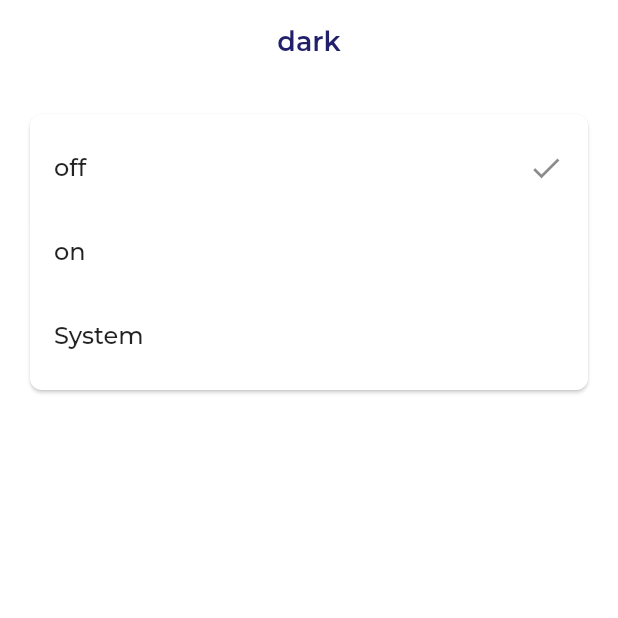
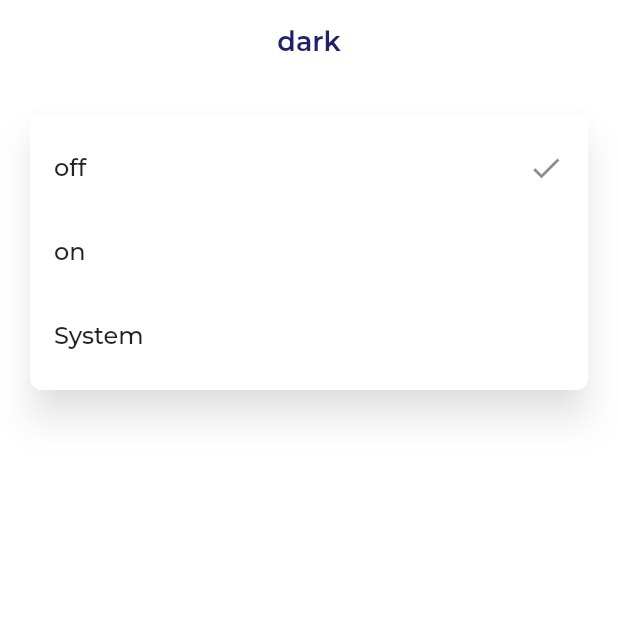
Before and after one commit to azharbinanwar/basic-project-setup, a Flutter app: the ThemePage screen opened by its route, on a phone screen of 412 x 824 dp, the top half of it. Run offline on Flutter 3.47's test engine with Material 3 defaults, Android fonts, the phone set to English and light mode, and no system bars; our stand-ins replace auto_route, cached_network_image, dropdown_button2, easy_localization, equatable, flutter_bloc and 10 more; accounts and stored records are empty; generated files the repository leaves out were written again; project files that could hold a hidden picture were left out.

Commit message:
SDK update Theme update

```diff
--- a/lib/config/theme/theme_dark.dart
+++ b/lib/config/theme/theme_dark.dart
@@ -1,10 +1,9 @@
+import 'package:basic_project_template/config/theme/app_theme.dart';
 import 'package:basic_project_template/config/theme/extensions/app_color_extension.dart';
 import 'package:basic_project_template/config/theme/typography.dart';
 import 'package:basic_project_template/core/constants/app_dimens.dart';
 import 'package:basic_project_template/gen/fonts.gen.dart';
 import 'package:flutter/material.dart' hide Typography;
-
-import 'app_theme.dart';
 
 class ThemeDark extends AppTheme {
   @override
@@ -22,6 +21,7 @@ class ThemeDark extends AppTheme {
         canvasColor: canvasColor,
         cardTheme: CardTheme(
           color: cardColor,
+          elevation: 10.0,
           shape: RoundedRectangleBorder(borderRadius: BorderRadius.circular(8.0)),
           shadowColor: shadow,
         ),
@@ -121,10 +121,10 @@ class ThemeDark extends AppTheme {
   @override
   ElevatedButtonThemeData get elevatedButtonTheme => ElevatedButtonThemeData(
         style: ButtonStyle(
-          backgroundColor: MaterialStateProperty.all<Color>(primary),
-          foregroundColor: MaterialStateProperty.all<Color>(onPrimary),
-          textStyle: MaterialStateProperty.all<TextStyle>(textTheme.titleMedium!.copyWith(fontWeight: FontWeight.w500)),
-          shape: MaterialStateProperty.all<OutlinedBorder>(
+          backgroundColor: WidgetStateProperty.all<Color>(primary),
+          foregroundColor: WidgetStateProperty.all<Color>(onPrimary),
+          textStyle: WidgetStateProperty.all<TextStyle>(textTheme.titleMedium!.copyWith(fontWeight: FontWeight.w500)),
+          shape: WidgetStateProperty.all<OutlinedBorder>(
             RoundedRectangleBorder(borderRadius: BorderRadius.circular(buttonRadius)),
           ),
         ),
@@ -133,23 +133,23 @@ class ThemeDark extends AppTheme {
   @override
   TextButtonThemeData get textButtonTheme => TextButtonThemeData(
         style: ButtonStyle(
-          foregroundColor: MaterialStateProperty.all<Color>(primary),
-          shape: MaterialStateProperty.all<OutlinedBorder>(
+          foregroundColor: WidgetStateProperty.all<Color>(primary),
+          shape: WidgetStateProperty.all<OutlinedBorder>(
             RoundedRectangleBorder(borderRadius: BorderRadius.circular(buttonRadius)),
           ),
-          textStyle: MaterialStateProperty.all<TextStyle>(textTheme.titleMedium!.copyWith(fontWeight: FontWeight.w500)),
+          textStyle: WidgetStateProperty.all<TextStyle>(textTheme.titleMedium!.copyWith(fontWeight: FontWeight.w500)),
         ),
       );
 
   @override
   OutlinedButtonThemeData get outlinedButtonTheme => OutlinedButtonThemeData(
         style: ButtonStyle(
-          foregroundColor: MaterialStateProperty.all<Color>(primary),
-          shape: MaterialStateProperty.all<OutlinedBorder>(
+          foregroundColor: WidgetStateProperty.all<Color>(primary),
+          shape: WidgetStateProperty.all<OutlinedBorder>(
             RoundedRectangleBorder(borderRadius: BorderRadius.circular(buttonRadius)),
           ),
-          side: MaterialStateProperty.all<BorderSide>(BorderSide(color: primary)),
-          textStyle: MaterialStateProperty.all<TextStyle>(textTheme.titleMedium!.copyWith(fontWeight: FontWeight.w500)),
+          side: WidgetStateProperty.all<BorderSide>(BorderSide(color: primary)),
+          textStyle: WidgetStateProperty.all<TextStyle>(textTheme.titleMedium!.copyWith(fontWeight: FontWeight.w500)),
         ),
       );
 
@@ -170,6 +170,7 @@ class ThemeDark extends AppTheme {
   @override
   InputDecorationTheme get inputDecorationTheme => InputDecorationTheme(
         iconColor: inputFieldIconColor,
+        hintStyle: textTheme.bodyMedium!.copyWith(color: inputFieldIconColor),
         contentPadding: const EdgeInsets.symmetric(vertical: 14.0, horizontal: 24.0),
         border: OutlineInputBorder(
           borderSide: BorderSide(color: inputFieldIconColor, width: 1.0),
@@ -195,24 +196,24 @@ class ThemeDark extends AppTheme {
   @override
   CheckboxThemeData get checkboxTheme => CheckboxThemeData(
         side: const BorderSide(color: Colors.grey, width: 1.0),
-        fillColor: MaterialStateProperty.resolveWith<Color>((Set<MaterialState> states) {
-          if (states.contains(MaterialState.disabled)) return Colors.grey;
+        fillColor: WidgetStateProperty.resolveWith<Color>((Set<WidgetState> states) {
+          if (states.contains(WidgetState.disabled)) return Colors.grey;
           return primary;
         }),
-        checkColor: MaterialStateProperty.resolveWith<Color>((Set<MaterialState> states) {
-          if (states.contains(MaterialState.disabled)) return Colors.grey;
+        checkColor: WidgetStateProperty.resolveWith<Color>((Set<WidgetState> states) {
+          if (states.contains(WidgetState.disabled)) return Colors.grey;
           return onPrimary;
         }),
-        overlayColor: MaterialStateProperty.resolveWith<Color>((Set<MaterialState> states) {
-          if (states.contains(MaterialState.disabled)) return Colors.grey;
+        overlayColor: WidgetStateProperty.resolveWith<Color>((Set<WidgetState> states) {
+          if (states.contains(WidgetState.disabled)) return Colors.grey;
           return primary.withOpacity(0.1);
         }),
       );
 
   @override
   ThemeExtension<ThemeExtension> get appColorExtension => AppColorExtension(
+        primaryLight: primaryLight,
         inputFieldIconColor: inputFieldIconColor,
-        primaryLight: primaryLight,
       );
 
   Color get inputFieldIconColor => const Color(0xffA1A1A1);
--- a/lib/config/theme/theme_light.dart
+++ b/lib/config/theme/theme_light.dart
@@ -1,9 +1,9 @@
-import 'package:flutter/material.dart' hide Typography;
 import 'package:basic_project_template/config/theme/app_theme.dart';
 import 'package:basic_project_template/config/theme/extensions/app_color_extension.dart';
 import 'package:basic_project_template/config/theme/typography.dart';
 import 'package:basic_project_template/core/constants/app_dimens.dart';
 import 'package:basic_project_template/gen/fonts.gen.dart';
+import 'package:flutter/material.dart' hide Typography;
 
 class ThemeLight extends AppTheme {
   @override
@@ -21,6 +21,7 @@ class ThemeLight extends AppTheme {
         canvasColor: canvasColor,
         cardTheme: CardTheme(
           color: cardColor,
+          elevation: 10.0,
           shape: RoundedRectangleBorder(borderRadius: BorderRadius.circular(8.0)),
           shadowColor: shadow,
         ),
@@ -110,7 +111,7 @@ class ThemeLight extends AppTheme {
   Color get cardColor => Colors.white;
 
   @override
-  Color get shadow => Colors.grey[300]!;
+  Color get shadow => Colors.grey.withOpacity(0.35);
 
   @override
   Color get scaffoldBackgroundColor => Colors.white;
@@ -120,36 +121,36 @@ class ThemeLight extends AppTheme {
 
   @override
   ElevatedButtonThemeData get elevatedButtonTheme => ElevatedButtonThemeData(
-        style: ButtonStyle(
-          backgroundColor: MaterialStateProperty.all<Color>(primary),
-          textStyle: MaterialStateProperty.all<TextStyle>(textTheme.titleMedium!.copyWith(fontWeight: FontWeight.w500)),
-          foregroundColor: MaterialStateProperty.all<Color>(onPrimary),
-          shape: MaterialStateProperty.all<OutlinedBorder>(
-            RoundedRectangleBorder(borderRadius: BorderRadius.circular(buttonRadius)),
-          ),
+        style: ElevatedButton.styleFrom(
+          backgroundColor: primary,
+          disabledBackgroundColor: Colors.grey,
+          disabledForegroundColor: Colors.white,
+          textStyle: textTheme.titleMedium!.copyWith(fontWeight: FontWeight.w500),
+          foregroundColor: onPrimary,
+          shape: RoundedRectangleBorder(borderRadius: BorderRadius.circular(buttonRadius)),
         ),
       );
 
   @override
   TextButtonThemeData get textButtonTheme => TextButtonThemeData(
         style: ButtonStyle(
-          foregroundColor: MaterialStateProperty.all<Color>(primary),
-          shape: MaterialStateProperty.all<OutlinedBorder>(
+          foregroundColor: WidgetStateProperty.all<Color>(primary),
+          shape: WidgetStateProperty.all<OutlinedBorder>(
             RoundedRectangleBorder(borderRadius: BorderRadius.circular(buttonRadius)),
           ),
-          textStyle: MaterialStateProperty.all<TextStyle>(textTheme.titleMedium!.copyWith(fontWeight: FontWeight.w500)),
+          textStyle: WidgetStateProperty.all<TextStyle>(textTheme.titleMedium!),
         ),
       );
 
   @override
   OutlinedButtonThemeData get outlinedButtonTheme => OutlinedButtonThemeData(
         style: ButtonStyle(
-          foregroundColor: MaterialStateProperty.all<Color>(primary),
-          shape: MaterialStateProperty.all<OutlinedBorder>(
+          foregroundColor: WidgetStateProperty.all<Color>(primary),
+          shape: WidgetStateProperty.all<OutlinedBorder>(
             RoundedRectangleBorder(borderRadius: BorderRadius.circular(buttonRadius)),
           ),
-          side: MaterialStateProperty.all<BorderSide>(BorderSide(color: primary)),
-          textStyle: MaterialStateProperty.all<TextStyle>(textTheme.titleMedium!.copyWith(fontWeight: FontWeight.w500)),
+          side: WidgetStateProperty.all<BorderSide>(BorderSide(color: primary)),
+          textStyle: WidgetStateProperty.all<TextStyle>(textTheme.titleMedium!.copyWith(fontWeight: FontWeight.w500)),
         ),
       );
 
@@ -170,6 +171,7 @@ class ThemeLight extends AppTheme {
   @override
   InputDecorationTheme get inputDecorationTheme => InputDecorationTheme(
         iconColor: inputFieldIconColor,
+        hintStyle: textTheme.bodyMedium!.copyWith(color: inputFieldIconColor),
         contentPadding: const EdgeInsets.symmetric(vertical: 14.0, horizontal: 24.0),
         border: OutlineInputBorder(
           borderSide: BorderSide(color: inputFieldIconColor, width: 1.0),
@@ -195,16 +197,16 @@ class ThemeLight extends AppTheme {
   @override
   CheckboxThemeData get checkboxTheme => CheckboxThemeData(
         side: const BorderSide(color: Colors.grey, width: 1.0),
-        fillColor: MaterialStateProperty.resolveWith<Color>((Set<MaterialState> states) {
-          if (states.contains(MaterialState.disabled)) return Colors.grey;
+        fillColor: WidgetStateProperty.resolveWith<Color>((Set<WidgetState> states) {
+          if (states.contains(WidgetState.disabled)) return Colors.grey;
           return primary;
         }),
-        checkColor: MaterialStateProperty.resolveWith<Color>((Set<MaterialState> states) {
-          if (states.contains(MaterialState.disabled)) return Colors.grey;
+        checkColor: WidgetStateProperty.resolveWith<Color>((Set<WidgetState> states) {
+          if (states.contains(WidgetState.disabled)) return Colors.grey;
           return onPrimary;
         }),
-        overlayColor: MaterialStateProperty.resolveWith<Color>((Set<MaterialState> states) {
-          if (states.contains(MaterialState.disabled)) return Colors.grey;
+        overlayColor: WidgetStateProperty.resolveWith<Color>((Set<WidgetState> states) {
+          if (states.contains(WidgetState.disabled)) return Colors.grey;
           return primary.withOpacity(0.1);
         }),
       );
@@ -215,7 +217,7 @@ class ThemeLight extends AppTheme {
         primaryLight: primaryLight,
       );
 
-  Color get inputFieldIconColor => const Color(0xffA1A1A1);
+  Color get inputFieldIconColor => const Color(0xffB7B7B7);
 
   Color get primaryLight => const Color(0xffF7EBFA);
 }
```
Also changed, not shown: lib/core/card/my_card.dart (added, +164 -0 lines), lib/core/widgets/app_button.dart (+208 -36 lines).
